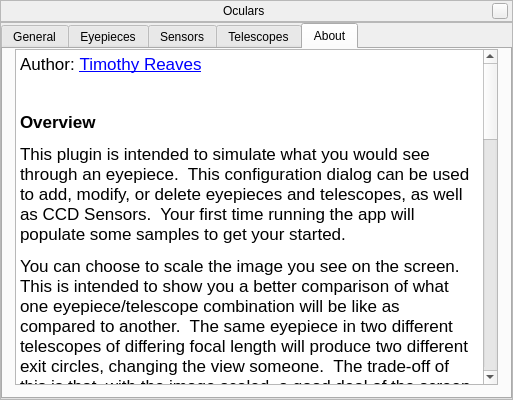
First picture: the form in plugins/Oculars/src/gui/ocularDialog.ui, repository 519984307/stellarium_src, before the edit.
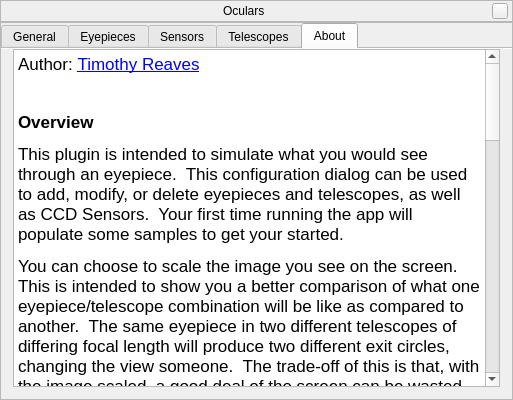
Second picture: the form after the edit. The open tabs and pages were chosen to show the change. Custom widgets are drawn as their Qt base class.

Commit message: Set the documentMode protperty of the config dialogs QTabView to true.  Not sure I see any difference...

What changed in the file:
```diff
--- a/plugins/Oculars/src/gui/ocularDialog.ui
+++ b/plugins/Oculars/src/gui/ocularDialog.ui
@@ -152,6 +152,9 @@
         <property name="currentIndex">
          <number>0</number>
         </property>
+        <property name="documentMode">
+         <bool>true</bool>
+        </property>
         <widget class="QWidget" name="General">
          <attribute name="title">
           <string>General</string>
@@ -1414,40 +1417,40 @@
              <string>&lt;!DOCTYPE HTML PUBLIC &quot;-//W3C//DTD HTML 4.0//EN&quot; &quot;http://www.w3.org/TR/REC-html40/strict.dtd&quot;&gt;
 &lt;html&gt;&lt;head&gt;&lt;meta name=&quot;qrichtext&quot; content=&quot;1&quot; /&gt;&lt;style type=&quot;text/css&quot;&gt;
 p, li { white-space: pre-wrap; }
-&lt;/style&gt;&lt;/head&gt;&lt;body style=&quot; font-family:'Lucida Grande'; font-size:13pt; font-weight:400; font-style:normal;&quot;&gt;
+&lt;/style&gt;&lt;/head&gt;&lt;body style=&quot; font-family:'Sans Serif'; font-size:9pt; font-weight:400; font-style:normal;&quot;&gt;
 &lt;table border=&quot;0&quot; style=&quot;-qt-table-type: root; margin-top:4px; margin-bottom:4px; margin-left:4px; margin-right:4px;&quot;&gt;
 &lt;tr&gt;
 &lt;td style=&quot;border: none;&quot;&gt;
-&lt;p style=&quot; margin-top:0px; margin-bottom:0px; margin-left:0px; margin-right:0px; -qt-block-indent:0; text-indent:0px;&quot;&gt;Author: &lt;a href=&quot;treaves@silverfieldstech.com&quot;&gt;&lt;span style=&quot; text-decoration: underline; color:#0000ff;&quot;&gt;Timothy Reaves&lt;/span&gt;&lt;/a&gt;&lt;/p&gt;
-&lt;p style=&quot;-qt-paragraph-type:empty; margin-top:0px; margin-bottom:0px; margin-left:0px; margin-right:0px; -qt-block-indent:0; text-indent:0px;&quot;&gt;&lt;/p&gt;
-&lt;p style=&quot; margin-top:18px; margin-bottom:12px; margin-left:0px; margin-right:0px; -qt-block-indent:0; text-indent:0px;&quot;&gt;&lt;span style=&quot; font-weight:600;&quot;&gt;Overview&lt;/span&gt;&lt;/p&gt;
-&lt;p style=&quot; margin-top:12px; margin-bottom:12px; margin-left:0px; margin-right:0px; -qt-block-indent:0; text-indent:0px;&quot;&gt;This plugin is intended to simulate what you would see through an eyepiece.  This configuration dialog can be used to add, modify, or delete eyepieces and telescopes, as well as CCD Sensors.  Your first time running the app will populate some samples to get your started.&lt;/p&gt;
-&lt;p style=&quot; margin-top:12px; margin-bottom:12px; margin-left:0px; margin-right:0px; -qt-block-indent:0; text-indent:0px;&quot;&gt;You can choose to scale the image you see on the screen.  This is intended to show you a better comparison of what one eyepiece/telescope combination will be like as compared to another.  The same eyepiece in two different telescopes of differing focal length will produce two different exit circles, changing the view someone.  The trade-off of this is that, with the image scaled, a good deal of the screen can be wasted.  Therefor I recommend that you leave it off, unless you feel you have a need of it.&lt;/p&gt;
-&lt;p style=&quot; margin-top:12px; margin-bottom:12px; margin-left:0px; margin-right:0px; -qt-block-indent:0; text-indent:0px;&quot;&gt;You can toggle a crosshair in the view.  Ideally, I wanted this to be aligned to North.  I've been unable to do so.  So currently it aligns to the top of the screen.&lt;/p&gt;
-&lt;p style=&quot; margin-top:12px; margin-bottom:12px; margin-left:0px; margin-right:0px; -qt-block-indent:0; text-indent:0px;&quot;&gt;You can toggle a Telrad finder; this can only be done when you have not turned on the Ocular view.  This feature draws three concentric circles of 0.5°, 2.0°, and 4.0°, helping you see what you would expect to see with the naked eye through the Telrad (or similar) finder.&lt;/p&gt;
-&lt;p style=&quot; margin-top:12px; margin-bottom:12px; margin-left:0px; margin-right:0px; -qt-block-indent:0; text-indent:0px;&quot;&gt;If you find any issues, please let me know.  Enjoy!&lt;/p&gt;
-&lt;p style=&quot; margin-top:18px; margin-bottom:12px; margin-left:0px; margin-right:0px; -qt-block-indent:0; text-indent:0px;&quot;&gt;&lt;span style=&quot; font-weight:600;&quot;&gt;Hot Keys&lt;/span&gt;&lt;/p&gt;
-&lt;p style=&quot; margin-top:12px; margin-bottom:12px; margin-left:0px; margin-right:0px; -qt-block-indent:0; text-indent:0px;&quot;&gt;There are several keys that allow you to use the features of this plugin.  If you are not a Mac user, replace the &lt;span style=&quot; font-style:italic;&quot;&gt;Command&lt;/span&gt; key with the &lt;span style=&quot; font-style:italic;&quot;&gt;CTRL&lt;/span&gt; key.&lt;/p&gt;
-&lt;p style=&quot; margin-top:8px; margin-bottom:0px; margin-left:0px; margin-right:0px; -qt-block-indent:0; text-indent:0px;&quot;&gt;&lt;span style=&quot; font-weight:600;&quot;&gt;Command-B&lt;/span&gt;&lt;/p&gt;
-&lt;p style=&quot; margin-top:0px; margin-bottom:0px; margin-left:30px; margin-right:0px; -qt-block-indent:0; text-indent:0px;&quot;&gt;Activate / de-activate the Telrad overlay.  Only available when not using an ocular.  This will display a 0.5°, 2.0°, and 4.0° red circle at the center of the screen.&lt;/p&gt;
-&lt;p style=&quot; margin-top:0px; margin-bottom:0px; margin-left:0px; margin-right:0px; -qt-block-indent:0; text-indent:0px;&quot;&gt;&lt;span style=&quot; font-weight:600;&quot;&gt;Command-O&lt;/span&gt;&lt;/p&gt;
-&lt;p style=&quot; margin-top:0px; margin-bottom:0px; margin-left:30px; margin-right:0px; -qt-block-indent:0; text-indent:0px;&quot;&gt;Activate / de-activate the plugin.&lt;/p&gt;
-&lt;p style=&quot; margin-top:0px; margin-bottom:0px; margin-left:0px; margin-right:0px; -qt-block-indent:0; text-indent:0px;&quot;&gt;&lt;span style=&quot; font-weight:600;&quot;&gt;Command-[&lt;/span&gt;&lt;/p&gt;
-&lt;p style=&quot; margin-top:0px; margin-bottom:0px; margin-left:30px; margin-right:0px; -qt-block-indent:0; text-indent:0px;&quot;&gt;Cycle to the previous ocular. If the current ocular is the first in the list, it cycles to the end of the list. &lt;/p&gt;
-&lt;p style=&quot; margin-top:0px; margin-bottom:0px; margin-left:0px; margin-right:0px; -qt-block-indent:0; text-indent:0px;&quot;&gt;&lt;span style=&quot; font-weight:600;&quot;&gt;Command-]&lt;/span&gt;&lt;/p&gt;
-&lt;p style=&quot; margin-top:0px; margin-bottom:0px; margin-left:30px; margin-right:0px; -qt-block-indent:0; text-indent:0px;&quot;&gt;Cycles to the next ocular.  If the current ocular is the last in the list, it cycles to the start of the list.&lt;/p&gt;
-&lt;p style=&quot; margin-top:0px; margin-bottom:0px; margin-left:0px; margin-right:0px; -qt-block-indent:0; text-indent:0px;&quot;&gt;&lt;span style=&quot; font-weight:600;&quot;&gt;Shift-Ctrl-[&lt;/span&gt;&lt;/p&gt;
-&lt;p style=&quot; margin-top:0px; margin-bottom:0px; margin-left:30px; margin-right:0px; -qt-block-indent:0; text-indent:0px;&quot;&gt;Cycle to the previous CCD sensor. If the current CCD is the first in the list, it cycles to the end of the list. &lt;/p&gt;
-&lt;p style=&quot; margin-top:0px; margin-bottom:0px; margin-left:0px; margin-right:0px; -qt-block-indent:0; text-indent:0px;&quot;&gt;&lt;span style=&quot; font-weight:600;&quot;&gt;Shift-Ctrl-]&lt;/span&gt;&lt;/p&gt;
-&lt;p style=&quot; margin-top:0px; margin-bottom:0px; margin-left:30px; margin-right:0px; -qt-block-indent:0; text-indent:0px;&quot;&gt;Cycles to the next CCD sensor.  If the current CCD is the last in the list, it cycles to the start of the list.&lt;/p&gt;
-&lt;p style=&quot; margin-top:0px; margin-bottom:0px; margin-left:0px; margin-right:0px; -qt-block-indent:0; text-indent:0px;&quot;&gt;&lt;span style=&quot; font-weight:600;&quot;&gt;Shift-[&lt;/span&gt;&lt;/p&gt;
-&lt;p style=&quot; margin-top:0px; margin-bottom:0px; margin-left:30px; margin-right:0px; -qt-block-indent:0; text-indent:0px;&quot;&gt;Cycle to the previous telescope. If the current telescope is the first in the list, it cycles to the end of the list. &lt;/p&gt;
-&lt;p style=&quot; margin-top:0px; margin-bottom:0px; margin-left:0px; margin-right:0px; -qt-block-indent:0; text-indent:0px;&quot;&gt;&lt;span style=&quot; font-weight:600;&quot;&gt;Shift-]&lt;/span&gt;&lt;/p&gt;
-&lt;p style=&quot; margin-top:0px; margin-bottom:0px; margin-left:30px; margin-right:0px; -qt-block-indent:0; text-indent:0px;&quot;&gt;Cycles to the next telescope.  If the current telescope is the last in the list, it cycles to the start of the list.&lt;/p&gt;
-&lt;p style=&quot; margin-top:0px; margin-bottom:0px; margin-left:0px; margin-right:0px; -qt-block-indent:0; text-indent:0px;&quot;&gt;&lt;span style=&quot; font-weight:600;&quot;&gt;Alt-C&lt;/span&gt;&lt;/p&gt;
-&lt;p style=&quot; margin-top:0px; margin-bottom:8px; margin-left:30px; margin-right:0px; -qt-block-indent:0; text-indent:0px;&quot;&gt;Toggle the reticale on and off.&lt;/p&gt;
-&lt;p style=&quot; margin-top:0px; margin-bottom:0px; margin-left:0px; margin-right:0px; -qt-block-indent:0; text-indent:0px;&quot;&gt;&lt;span style=&quot; font-weight:600;&quot;&gt;Alt-O&lt;/span&gt;&lt;/p&gt;
-&lt;p style=&quot; margin-top:0px; margin-bottom:0px; margin-left:30px; margin-right:0px; -qt-block-indent:0; text-indent:0px;&quot;&gt;Shows this configuration dialog.  Unfortunatly, you must close it by clicking the close button.  I've been unable to figure out why this does not toggle the dialog open and close.&lt;/p&gt;&lt;/td&gt;&lt;/tr&gt;&lt;/table&gt;&lt;/body&gt;&lt;/html&gt;</string>
+&lt;p style=&quot; margin-top:0px; margin-bottom:0px; margin-left:0px; margin-right:0px; -qt-block-indent:0; text-indent:0px;&quot;&gt;&lt;span style=&quot; font-family:'Lucida Grande'; font-size:13pt;&quot;&gt;Author: &lt;/span&gt;&lt;a href=&quot;treaves@silverfieldstech.com&quot;&gt;&lt;span style=&quot; font-family:'Lucida Grande'; font-size:13pt; text-decoration: underline; color:#0000ff;&quot;&gt;Timothy Reaves&lt;/span&gt;&lt;/a&gt;&lt;/p&gt;
+&lt;p style=&quot;-qt-paragraph-type:empty; margin-top:0px; margin-bottom:0px; margin-left:0px; margin-right:0px; -qt-block-indent:0; text-indent:0px; font-family:'Lucida Grande'; font-size:13pt;&quot;&gt;&lt;/p&gt;
+&lt;p style=&quot; margin-top:18px; margin-bottom:12px; margin-left:0px; margin-right:0px; -qt-block-indent:0; text-indent:0px;&quot;&gt;&lt;span style=&quot; font-family:'Lucida Grande'; font-size:13pt; font-weight:600;&quot;&gt;Overview&lt;/span&gt;&lt;/p&gt;
+&lt;p style=&quot; margin-top:12px; margin-bottom:12px; margin-left:0px; margin-right:0px; -qt-block-indent:0; text-indent:0px;&quot;&gt;&lt;span style=&quot; font-family:'Lucida Grande'; font-size:13pt;&quot;&gt;This plugin is intended to simulate what you would see through an eyepiece.  This configuration dialog can be used to add, modify, or delete eyepieces and telescopes, as well as CCD Sensors.  Your first time running the app will populate some samples to get your started.&lt;/span&gt;&lt;/p&gt;
+&lt;p style=&quot; margin-top:12px; margin-bottom:12px; margin-left:0px; margin-right:0px; -qt-block-indent:0; text-indent:0px;&quot;&gt;&lt;span style=&quot; font-family:'Lucida Grande'; font-size:13pt;&quot;&gt;You can choose to scale the image you see on the screen.  This is intended to show you a better comparison of what one eyepiece/telescope combination will be like as compared to another.  The same eyepiece in two different telescopes of differing focal length will produce two different exit circles, changing the view someone.  The trade-off of this is that, with the image scaled, a good deal of the screen can be wasted.  Therefor I recommend that you leave it off, unless you feel you have a need of it.&lt;/span&gt;&lt;/p&gt;
+&lt;p style=&quot; margin-top:12px; margin-bottom:12px; margin-left:0px; margin-right:0px; -qt-block-indent:0; text-indent:0px;&quot;&gt;&lt;span style=&quot; font-family:'Lucida Grande'; font-size:13pt;&quot;&gt;You can toggle a crosshair in the view.  Ideally, I wanted this to be aligned to North.  I've been unable to do so.  So currently it aligns to the top of the screen.&lt;/span&gt;&lt;/p&gt;
+&lt;p style=&quot; margin-top:12px; margin-bottom:12px; margin-left:0px; margin-right:0px; -qt-block-indent:0; text-indent:0px;&quot;&gt;&lt;span style=&quot; font-family:'Lucida Grande'; font-size:13pt;&quot;&gt;You can toggle a Telrad finder; this can only be done when you have not turned on the Ocular view.  This feature draws three concentric circles of 0.5°, 2.0°, and 4.0°, helping you see what you would expect to see with the naked eye through the Telrad (or similar) finder.&lt;/span&gt;&lt;/p&gt;
+&lt;p style=&quot; margin-top:12px; margin-bottom:12px; margin-left:0px; margin-right:0px; -qt-block-indent:0; text-indent:0px;&quot;&gt;&lt;span style=&quot; font-family:'Lucida Grande'; font-size:13pt;&quot;&gt;If you find any issues, please let me know.  Enjoy!&lt;/span&gt;&lt;/p&gt;
+&lt;p style=&quot; margin-top:18px; margin-bottom:12px; margin-left:0px; margin-right:0px; -qt-block-indent:0; text-indent:0px;&quot;&gt;&lt;span style=&quot; font-family:'Lucida Grande'; font-size:13pt; font-weight:600;&quot;&gt;Hot Keys&lt;/span&gt;&lt;/p&gt;
+&lt;p style=&quot; margin-top:12px; margin-bottom:12px; margin-left:0px; margin-right:0px; -qt-block-indent:0; text-indent:0px;&quot;&gt;&lt;span style=&quot; font-family:'Lucida Grande'; font-size:13pt;&quot;&gt;There are several keys that allow you to use the features of this plugin.  If you are not a Mac user, replace the &lt;/span&gt;&lt;span style=&quot; font-family:'Lucida Grande'; font-size:13pt; font-style:italic;&quot;&gt;Command&lt;/span&gt;&lt;span style=&quot; font-family:'Lucida Grande'; font-size:13pt;&quot;&gt; key with the &lt;/span&gt;&lt;span style=&quot; font-family:'Lucida Grande'; font-size:13pt; font-style:italic;&quot;&gt;CTRL&lt;/span&gt;&lt;span style=&quot; font-family:'Lucida Grande'; font-size:13pt;&quot;&gt; key.&lt;/span&gt;&lt;/p&gt;
+&lt;p style=&quot; margin-top:8px; margin-bottom:0px; margin-left:0px; margin-right:0px; -qt-block-indent:0; text-indent:0px;&quot;&gt;&lt;span style=&quot; font-family:'Lucida Grande'; font-size:13pt; font-weight:600;&quot;&gt;Command-B&lt;/span&gt;&lt;/p&gt;
+&lt;p style=&quot; margin-top:0px; margin-bottom:0px; margin-left:30px; margin-right:0px; -qt-block-indent:0; text-indent:0px;&quot;&gt;&lt;span style=&quot; font-family:'Lucida Grande'; font-size:13pt;&quot;&gt;Activate / de-activate the Telrad overlay.  Only available when not using an ocular.  This will display a 0.5°, 2.0°, and 4.0° red circle at the center of the screen.&lt;/span&gt;&lt;/p&gt;
+&lt;p style=&quot; margin-top:0px; margin-bottom:0px; margin-left:0px; margin-right:0px; -qt-block-indent:0; text-indent:0px;&quot;&gt;&lt;span style=&quot; font-family:'Lucida Grande'; font-size:13pt; font-weight:600;&quot;&gt;Command-O&lt;/span&gt;&lt;/p&gt;
+&lt;p style=&quot; margin-top:0px; margin-bottom:0px; margin-left:30px; margin-right:0px; -qt-block-indent:0; text-indent:0px;&quot;&gt;&lt;span style=&quot; font-family:'Lucida Grande'; font-size:13pt;&quot;&gt;Activate / de-activate the plugin.&lt;/span&gt;&lt;/p&gt;
+&lt;p style=&quot; margin-top:0px; margin-bottom:0px; margin-left:0px; margin-right:0px; -qt-block-indent:0; text-indent:0px;&quot;&gt;&lt;span style=&quot; font-family:'Lucida Grande'; font-size:13pt; font-weight:600;&quot;&gt;Command-[&lt;/span&gt;&lt;/p&gt;
+&lt;p style=&quot; margin-top:0px; margin-bottom:0px; margin-left:30px; margin-right:0px; -qt-block-indent:0; text-indent:0px;&quot;&gt;&lt;span style=&quot; font-family:'Lucida Grande'; font-size:13pt;&quot;&gt;Cycle to the previous ocular. If the current ocular is the first in the list, it cycles to the end of the list. &lt;/span&gt;&lt;/p&gt;
+&lt;p style=&quot; margin-top:0px; margin-bottom:0px; margin-left:0px; margin-right:0px; -qt-block-indent:0; text-indent:0px;&quot;&gt;&lt;span style=&quot; font-family:'Lucida Grande'; font-size:13pt; font-weight:600;&quot;&gt;Command-]&lt;/span&gt;&lt;/p&gt;
+&lt;p style=&quot; margin-top:0px; margin-bottom:0px; margin-left:30px; margin-right:0px; -qt-block-indent:0; text-indent:0px;&quot;&gt;&lt;span style=&quot; font-family:'Lucida Grande'; font-size:13pt;&quot;&gt;Cycles to the next ocular.  If the current ocular is the last in the list, it cycles to the start of the list.&lt;/span&gt;&lt;/p&gt;
+&lt;p style=&quot; margin-top:0px; margin-bottom:0px; margin-left:0px; margin-right:0px; -qt-block-indent:0; text-indent:0px;&quot;&gt;&lt;span style=&quot; font-family:'Lucida Grande'; font-size:13pt; font-weight:600;&quot;&gt;Shift-Ctrl-[&lt;/span&gt;&lt;/p&gt;
+&lt;p style=&quot; margin-top:0px; margin-bottom:0px; margin-left:30px; margin-right:0px; -qt-block-indent:0; text-indent:0px;&quot;&gt;&lt;span style=&quot; font-family:'Lucida Grande'; font-size:13pt;&quot;&gt;Cycle to the previous CCD sensor. If the current CCD is the first in the list, it cycles to the end of the list. &lt;/span&gt;&lt;/p&gt;
+&lt;p style=&quot; margin-top:0px; margin-bottom:0px; margin-left:0px; margin-right:0px; -qt-block-indent:0; text-indent:0px;&quot;&gt;&lt;span style=&quot; font-family:'Lucida Grande'; font-size:13pt; font-weight:600;&quot;&gt;Shift-Ctrl-]&lt;/span&gt;&lt;/p&gt;
+&lt;p style=&quot; margin-top:0px; margin-bottom:0px; margin-left:30px; margin-right:0px; -qt-block-indent:0; text-indent:0px;&quot;&gt;&lt;span style=&quot; font-family:'Lucida Grande'; font-size:13pt;&quot;&gt;Cycles to the next CCD sensor.  If the current CCD is the last in the list, it cycles to the start of the list.&lt;/span&gt;&lt;/p&gt;
+&lt;p style=&quot; margin-top:0px; margin-bottom:0px; margin-left:0px; margin-right:0px; -qt-block-indent:0; text-indent:0px;&quot;&gt;&lt;span style=&quot; font-family:'Lucida Grande'; font-size:13pt; font-weight:600;&quot;&gt;Shift-[&lt;/span&gt;&lt;/p&gt;
+&lt;p style=&quot; margin-top:0px; margin-bottom:0px; margin-left:30px; margin-right:0px; -qt-block-indent:0; text-indent:0px;&quot;&gt;&lt;span style=&quot; font-family:'Lucida Grande'; font-size:13pt;&quot;&gt;Cycle to the previous telescope. If the current telescope is the first in the list, it cycles to the end of the list. &lt;/span&gt;&lt;/p&gt;
+&lt;p style=&quot; margin-top:0px; margin-bottom:0px; margin-left:0px; margin-right:0px; -qt-block-indent:0; text-indent:0px;&quot;&gt;&lt;span style=&quot; font-family:'Lucida Grande'; font-size:13pt; font-weight:600;&quot;&gt;Shift-]&lt;/span&gt;&lt;/p&gt;
+&lt;p style=&quot; margin-top:0px; margin-bottom:0px; margin-left:30px; margin-right:0px; -qt-block-indent:0; text-indent:0px;&quot;&gt;&lt;span style=&quot; font-family:'Lucida Grande'; font-size:13pt;&quot;&gt;Cycles to the next telescope.  If the current telescope is the last in the list, it cycles to the start of the list.&lt;/span&gt;&lt;/p&gt;
+&lt;p style=&quot; margin-top:0px; margin-bottom:0px; margin-left:0px; margin-right:0px; -qt-block-indent:0; text-indent:0px;&quot;&gt;&lt;span style=&quot; font-family:'Lucida Grande'; font-size:13pt; font-weight:600;&quot;&gt;Alt-C&lt;/span&gt;&lt;/p&gt;
+&lt;p style=&quot; margin-top:0px; margin-bottom:8px; margin-left:30px; margin-right:0px; -qt-block-indent:0; text-indent:0px;&quot;&gt;&lt;span style=&quot; font-family:'Lucida Grande'; font-size:13pt;&quot;&gt;Toggle the reticale on and off.&lt;/span&gt;&lt;/p&gt;
+&lt;p style=&quot; margin-top:0px; margin-bottom:0px; margin-left:0px; margin-right:0px; -qt-block-indent:0; text-indent:0px;&quot;&gt;&lt;span style=&quot; font-family:'Lucida Grande'; font-size:13pt; font-weight:600;&quot;&gt;Alt-O&lt;/span&gt;&lt;/p&gt;
+&lt;p style=&quot; margin-top:0px; margin-bottom:0px; margin-left:30px; margin-right:0px; -qt-block-indent:0; text-indent:0px;&quot;&gt;&lt;span style=&quot; font-family:'Lucida Grande'; font-size:13pt;&quot;&gt;Shows this configuration dialog.  Unfortunatly, you must close it by clicking the close button.  I've been unable to figure out why this does not toggle the dialog open and close.&lt;/span&gt;&lt;/p&gt;&lt;/td&gt;&lt;/tr&gt;&lt;/table&gt;&lt;/body&gt;&lt;/html&gt;</string>
             </property>
            </widget>
           </item>
```
